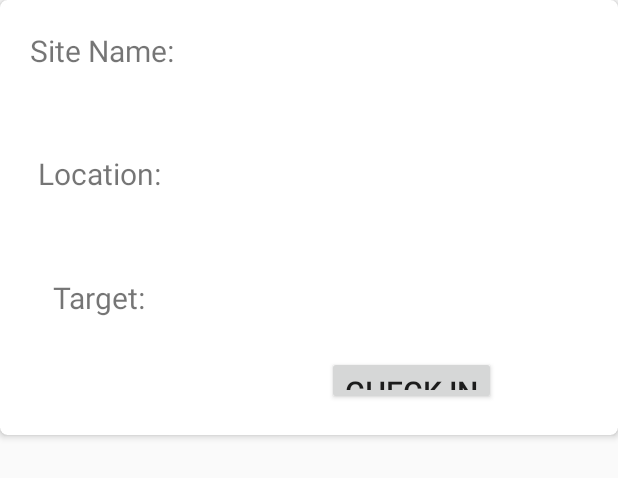
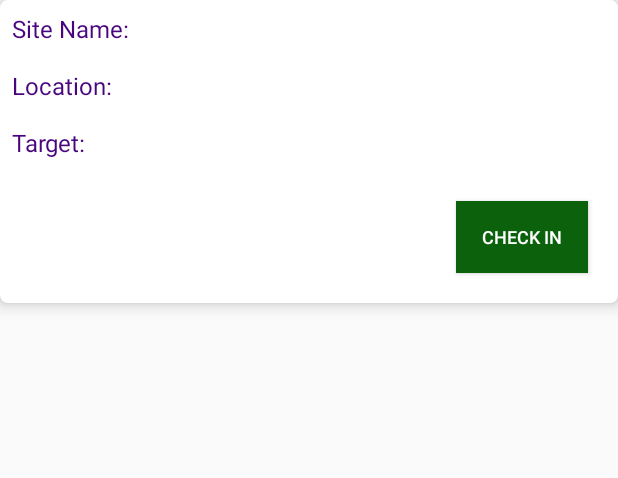
Before and after one commit to isratnishi/PILOT-Track, an Android app: the layout item_pending_list.xml on its own in the app's theme, with its tools: preview values and no code run, on a phone screen of 412 x 824 dp. Shown: the top 478 px of the screen. Run offline under Robolectric (Android 15) with nearby library versions, the light colour scheme and no system bars.

Commit message:
Item pending  list xml edit

```diff
--- a/app/src/main/java/com/opus_bd/salestracking/RetrofitService/RetrofitClientInstance.java
+++ b/app/src/main/java/com/opus_bd/salestracking/RetrofitService/RetrofitClientInstance.java
@@ -9,7 +9,7 @@ import retrofit2.converter.gson.GsonConverterFactory;
 public class RetrofitClientInstance {
 
     //  private static final String BASE_URL = "http://f9c17d7c.ngrok.io/winkel/public/";
-    private static final String BASE_URL = "http://d341de7a.ngrok.io/SalesTrack/public/";
+    private static final String BASE_URL = "http://595c7778.ngrok.io/SalesTrack/public/";
     private static Retrofit retrofit;
     private static Gson gson = new GsonBuilder()
             .setLenient()
--- a/app/src/main/res/layout/activity_check_in.xml
+++ b/app/src/main/res/layout/activity_check_in.xml
@@ -9,7 +9,7 @@
     <LinearLayout
         android:id="@+id/rootLayout"
         android:layout_width="0dp"
-        android:layout_height="wrap_content"
+        android:layout_height="match_parent"
         android:layout_marginStart="16dp"
         android:layout_marginEnd="16dp"
         android:orientation="vertical"
@@ -53,7 +53,7 @@
             android:id="@+id/map"
             android:name="com.google.android.gms.maps.SupportMapFragment"
             android:layout_width="match_parent"
-            android:layout_height="350dp"
+            android:layout_height="match_parent"
             android:layout_marginTop="20dp"
             tools:context="com.example.locator.locatingfriends.MapsActivity"
             tools:layout_editor_absoluteX="32dp"
@@ -70,6 +70,7 @@
         android:layout_marginEnd="8dp"
         android:layout_marginBottom="8dp"
         android:text="@string/check_in"
+        android:background="@color/colorPrimaryDark"
         android:textAllCaps="true"
         android:textColor="@android:color/white"
         android:textSize="14sp"
--- a/app/src/main/res/layout/activity_login.xml
+++ b/app/src/main/res/layout/activity_login.xml
@@ -4,7 +4,8 @@
     android:layout_width="match_parent"
     android:layout_height="match_parent"
     xmlns:app="http://schemas.android.com/apk/res-auto"
-    android:gravity="center_horizontal"
+    android:gravity="center"
+    android:layout_gravity="center"
     android:orientation="vertical"
     android:paddingLeft="@dimen/activity_horizontal_margin"
     android:paddingTop="@dimen/activity_vertical_margin"
@@ -30,6 +31,7 @@
             android:layout_width="match_parent"
             android:layout_height="wrap_content"
             android:layout_margin="40dp"
+            android:layout_gravity="center"
             app:cardCornerRadius="5dp"
 
             android:elevation="10dp">
--- a/app/src/main/res/layout/activity_main.xml
+++ b/app/src/main/res/layout/activity_main.xml
@@ -8,29 +8,45 @@
     android:layout_gravity="center"
     android:gravity="center">
 
+    <android.support.v7.widget.CardView
+        android:layout_width="150dp"
+        android:layout_height="wrap_content"
+        android:layout_margin="30dp"
+        app:cardCornerRadius="14dp"
+        app:cardElevation="5dp"
+        app:cardBackgroundColor="#9C27B0">
+
         <TextView
             android:id="@+id/tvPendingSales"
             android:layout_width="match_parent"
             android:layout_height="wrap_content"
             android:layout_gravity="center"
             android:gravity="center"
-        android:layout_margin="30dp"
-        android:background="#441811E0"
             android:padding="20dp"
             android:text="Pending Sales"
-        android:textSize="30dp" />
+            android:textColor="@android:color/white"
+            android:textSize="15dp" />
+    </android.support.v7.widget.CardView>
+
+    <android.support.v7.widget.CardView
+        android:layout_width="150dp"
+        android:layout_height="wrap_content"
+        app:cardBackgroundColor="#9C27B0"
+        android:layout_margin="30dp"
+        app:cardCornerRadius="14dp"
+        app:cardElevation="5dp">
 
         <TextView
             android:id="@+id/tvSales"
-        android:gravity="center"
             android:layout_width="match_parent"
             android:layout_height="wrap_content"
             android:layout_gravity="center"
-        android:layout_margin="30dp"
-        android:background="#441811E0"
+            android:gravity="center"
             android:padding="20dp"
             android:text="Sales"
-        android:textSize="30dp" />
+            android:textColor="@android:color/white"
+            android:textSize="15dp" />
+    </android.support.v7.widget.CardView>
 
 
 </LinearLayout>
--- a/app/src/main/res/layout/item_pending_list.xml
+++ b/app/src/main/res/layout/item_pending_list.xml
@@ -4,96 +4,82 @@
     android:layout_width="match_parent"
     android:layout_height="wrap_content"
     app:cardCornerRadius="5dp"
-    app:cardElevation="3dp">
+    app:cardElevation="6dp">
 
     <LinearLayout
         android:layout_width="match_parent"
         android:layout_height="wrap_content"
-        android:orientation="horizontal"
-        android:weightSum="3">
+        android:orientation="vertical">
 
         <LinearLayout
-            android:layout_width="0dp"
-            android:layout_height="match_parent"
-            android:layout_weight="1"
-            android:orientation="vertical"
-            android:weightSum="4">
+            android:layout_width="match_parent"
+            android:layout_height="wrap_content"
+            android:orientation="horizontal"
+            android:weightSum="3">
 
             <TextView
-                android:layout_width="wrap_content"
-                android:layout_height="0dp"
-                android:layout_gravity="center"
-                android:layout_margin="20dp"
+                style="@style/ItemPendingList"
                 android:layout_weight="1"
                 android:text="Site Name: "
-                android:textSize="20dp" />
+                android:textColor="@color/colorPrimaryDark" />
 
             <TextView
-                android:layout_width="wrap_content"
-                android:layout_height="0dp"
-                android:layout_gravity="center"
-                android:layout_margin="20dp"
-                android:layout_weight="1"
-                android:text="Location: "
-                android:textSize="20dp" />
-
-            <TextView
-                android:layout_width="wrap_content"
-                android:layout_height="0dp"
-                android:layout_gravity="center"
-                android:layout_margin="20dp"
-                android:layout_weight="1"
-                android:text="Target: "
-                android:textSize="20dp" />
-
+                android:id="@+id/tvPendingSalesSite"
+                style="@style/ItemPendingList"
+                android:layout_weight="2" />
 
         </LinearLayout>
 
         <LinearLayout
-            android:layout_width="0dp"
-            android:layout_height="match_parent"
-            android:layout_weight="2"
-            android:orientation="vertical"
-            android:weightSum="4">
+            android:layout_width="match_parent"
+            android:layout_height="wrap_content"
+            android:orientation="horizontal"
+            android:weightSum="3">
 
             <TextView
-                android:id="@+id/tvPendingSalesSite"
-                android:layout_width="wrap_content"
-                android:layout_height="0dp"
-                android:layout_gravity="center"
-                android:layout_margin="20dp"
+                style="@style/ItemPendingList"
                 android:layout_weight="1"
-                android:textSize="20dp" />
+                android:text="Location: "
+                android:textColor="@color/colorPrimaryDark" />
 
             <TextView
                 android:id="@+id/tvPendingSalesLocation"
-                android:layout_width="wrap_content"
-                android:layout_height="0dp"
-                android:layout_gravity="center"
-                android:layout_margin="20dp"
+                style="@style/ItemPendingList"
+                android:layout_weight="2" />
+
+        </LinearLayout>
+
+        <LinearLayout
+            android:layout_width="match_parent"
+            android:layout_height="wrap_content"
+            android:orientation="horizontal"
+            android:weightSum="3">
+
+            <TextView
+                style="@style/ItemPendingList"
                 android:layout_weight="1"
-                android:textSize="20dp" />
+                android:text="Target: "
+                android:textColor="@color/colorPrimaryDark" />
 
             <TextView
                 android:id="@+id/tvPendingSalesTraget"
-                android:layout_width="wrap_content"
-                android:layout_height="0dp"
-                android:layout_gravity="center"
-                android:layout_margin="20dp"
-                android:layout_weight="1"
-                android:textSize="20dp" />
-
-            <Button
-                android:id="@+id/btnCheckIn"
-                android:layout_width="wrap_content"
-                android:layout_height="0dp"
-                android:layout_gravity="center"
-                android:layout_margin="20dp"
-                android:layout_weight="1"
-                android:textSize="20dp"
-                android:text="@string/check_in" />
+                style="@style/ItemPendingList"
+                android:layout_weight="2" />
 
         </LinearLayout>
+
+        <Button
+            android:id="@+id/btnCheckIn"
+            android:layout_width="wrap_content"
+            android:layout_height="wrap_content"
+            android:layout_gravity="end"
+            android:textColor="@android:color/white"
+            android:background="#0C610C"
+            android:layout_margin="20dp"
+            android:layout_weight="1"
+            android:padding="8dp"
+            android:text="@string/check_in"
+            android:textSize="12dp" />
 
 
     </LinearLayout>
--- a/app/src/main/res/values/colors.xml
+++ b/app/src/main/res/values/colors.xml
@@ -1,6 +1,6 @@
 <?xml version="1.0" encoding="utf-8"?>
 <resources>
-    <color name="colorPrimary">#008577</color>
-    <color name="colorPrimaryDark">#00574B</color>
-    <color name="colorAccent">#D81B60</color>
+    <color name="colorPrimary">#9C27B0</color>
+    <color name="colorPrimaryDark">#49057E</color>
+    <color name="colorAccent">#B0F44336</color>
 </resources>
--- a/app/src/main/res/values/styles.xml
+++ b/app/src/main/res/values/styles.xml
@@ -8,4 +8,12 @@
         <item name="colorAccent">@color/colorAccent</item>
     </style>
 
+    <style name="ItemPendingList">
+        <item name="android:padding">0dp</item>
+        <item name="android:layout_width">0dp</item>
+        <item name="android:layout_height">match_parent</item>
+        <item name="android:layout_gravity">center</item>
+        <item name="android:layout_margin">8dp</item>
+        <item name="android:textSize">16dp</item>
+    </style>
 </resources>
```
Lines whose indentation alone changed are shown as unchanged.
